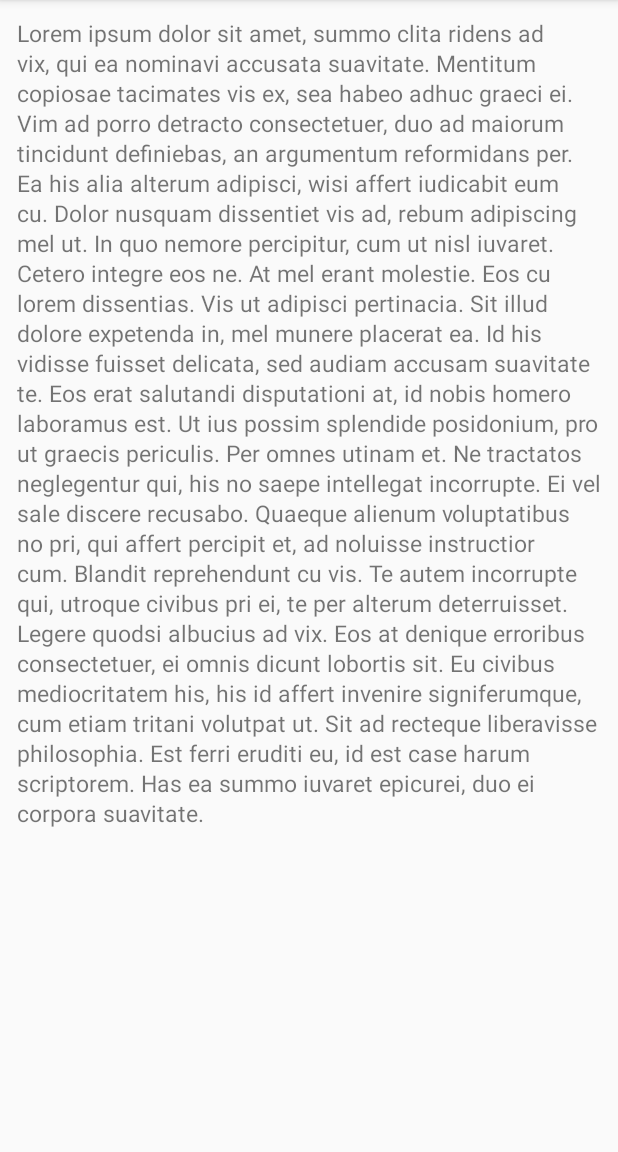
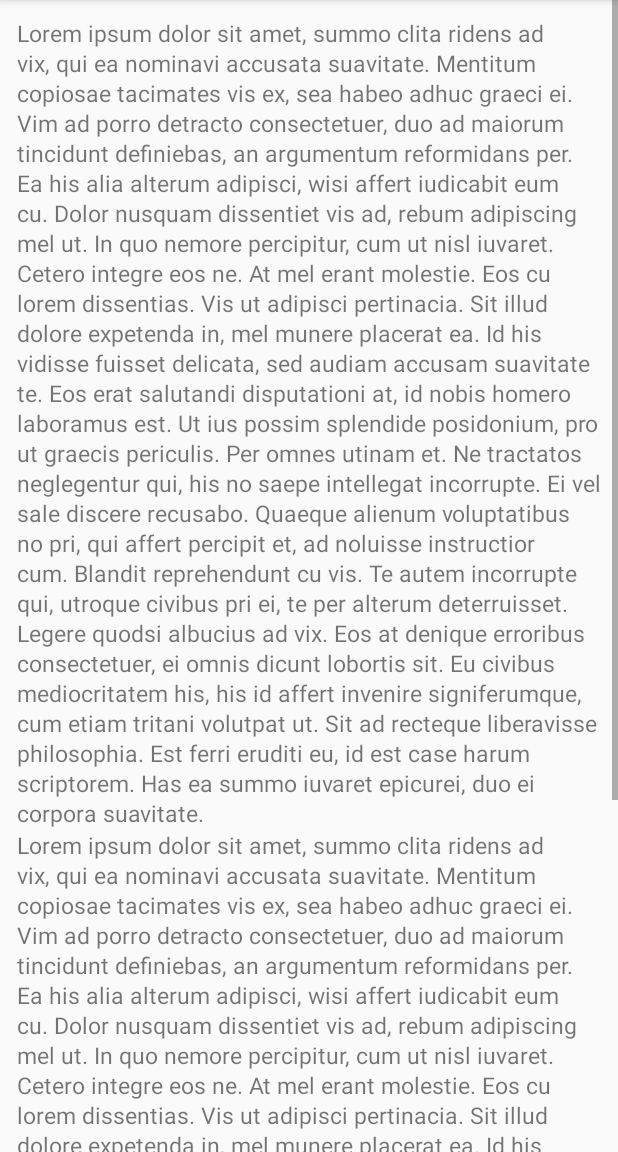
Before and after one commit to royWati/LoginApp1.0, an Android app: the ScrollView screen opened directly, with no data from a screen before it, on a phone screen of 412 x 824 dp, the part 84-1236 px from its top. Run offline under Robolectric (Android 15) with nearby library versions, the phone set to English and light mode, and no system bars.

Commit message:
origin-master

```diff
--- a/app/src/main/res/layout-port/scrollview_layout.xml
+++ b/app/src/main/res/layout-port/scrollview_layout.xml
@@ -12,6 +12,15 @@
         android:padding="5pt">
 
         <TextView
+        android:layout_width="match_parent"
+        android:layout_height="wrap_content"
+        android:text="@string/lorem_ipsum"
+        android:textSize="7pt"
+        android:lineSpacingExtra="1pt"
+        android:outlineProvider="paddedBounds"
+        />
+
+        <TextView
             android:layout_width="match_parent"
             android:layout_height="wrap_content"
             android:text="@string/lorem_ipsum"
```
